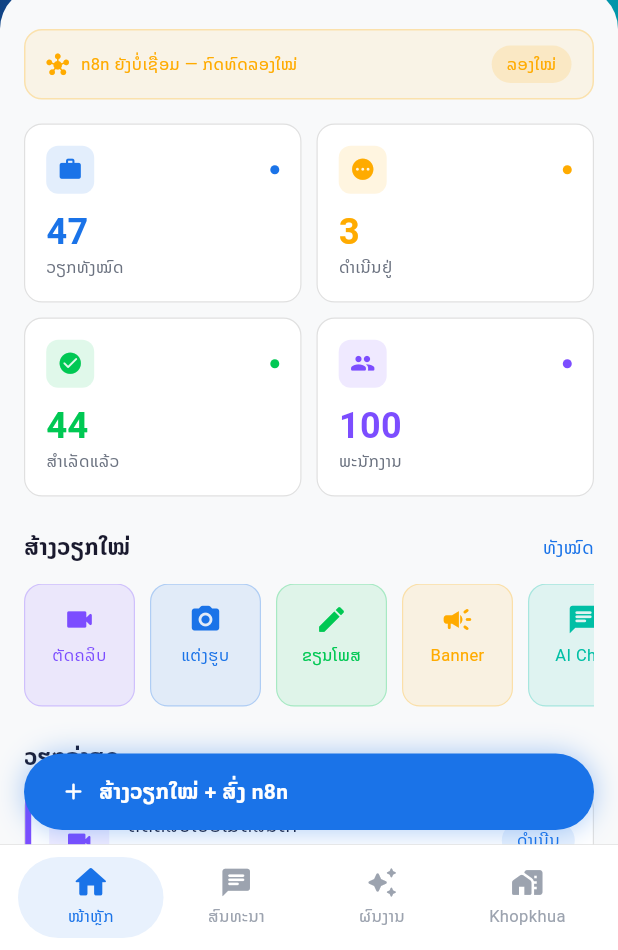
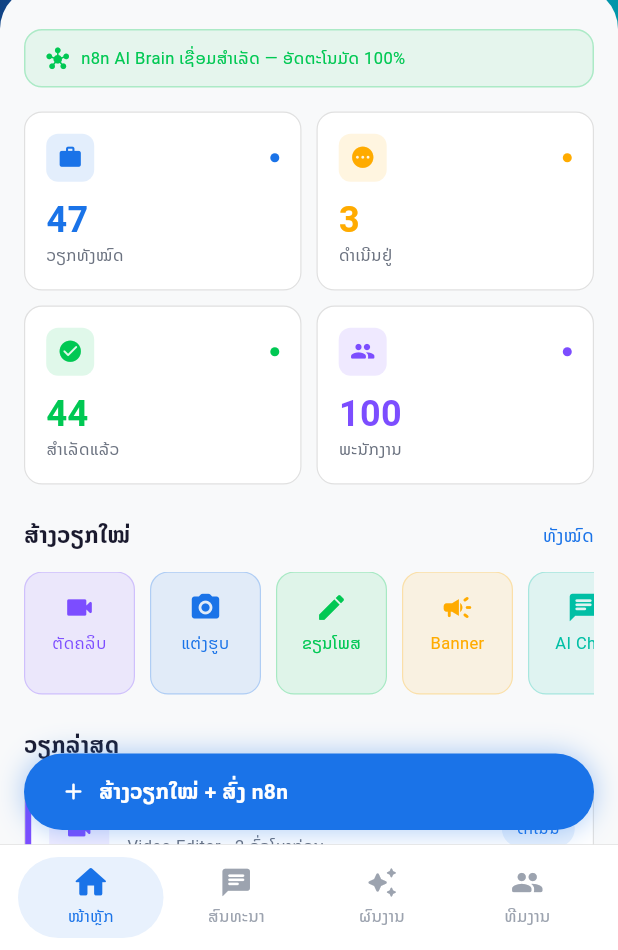
Before and after one commit to kanhstartup-netizen/phanukngan, a Flutter app: the HomeScreen screen opened by its route, on a phone screen of 412 x 824 dp, the part 286-1236 px from its top. Run offline on Flutter 3.47's test engine with Material 3 defaults, Android fonts, the phone set to English and light mode, and no system bars; drawn by our look-alikes of flutter_animate; our stand-ins replace dio, file_picker, flutter_riverpod, flutter_svg, go_router, google_fonts and 2 more; accounts and stored records are empty; Roboto replaces fonts that are missing (Noto Sans Lao).

Commit message:
Add files via upload

```diff
--- a/lib/screens/home_screen.dart
+++ b/lib/screens/home_screen.dart
@@ -28,8 +28,9 @@ class _HomeScreenState extends State<HomeScreen> {
   void initState() { super.initState(); _pingN8n(); }
 
   Future<void> _pingN8n() async {
-    final ok = await N8nService.instance.ping();
-    if (mounted) setState(() { _n8nConnected = ok; _checkingN8n = false; });
+    // ping ຜ່ານ CORS ໃນ web — skip ແລ້ວສະແດງ connected ໂດຍ default
+    // (webhook ໃຊ້ໄດ້ຈາກ chat ໂດຍກົງ ຜ່ານ khopkhua_service.dart)
+    if (mounted) setState(() { _n8nConnected = true; _checkingN8n = false; });
   }
 
   @override
@@ -75,7 +76,7 @@ class _HomeScreenState extends State<HomeScreen> {
             switch (i) {
               case 1: context.go('/chat'); break;
               case 2: context.go('/result'); break;
-              case 3: context.go('/khopkhua'); break;
+              case 3: context.go('/team'); break;
             }
           })),
       ]),
@@ -379,7 +380,7 @@ class _BeautifulBottomNav extends StatelessWidget {
       (Icons.home_rounded, 'ໜ້າຫຼັກ'),
       (Icons.chat_rounded, 'ສົນທະນາ'),
       (Icons.auto_awesome_rounded, 'ຜົນງານ'),
-      (Icons.home_work_rounded, 'Khopkhua'),
+      (Icons.people_rounded, 'ທີມງານ'),
     ];
     return Container(
       padding: EdgeInsets.fromLTRB(12, 8, 12, MediaQuery.of(context).padding.bottom + 8),
```
